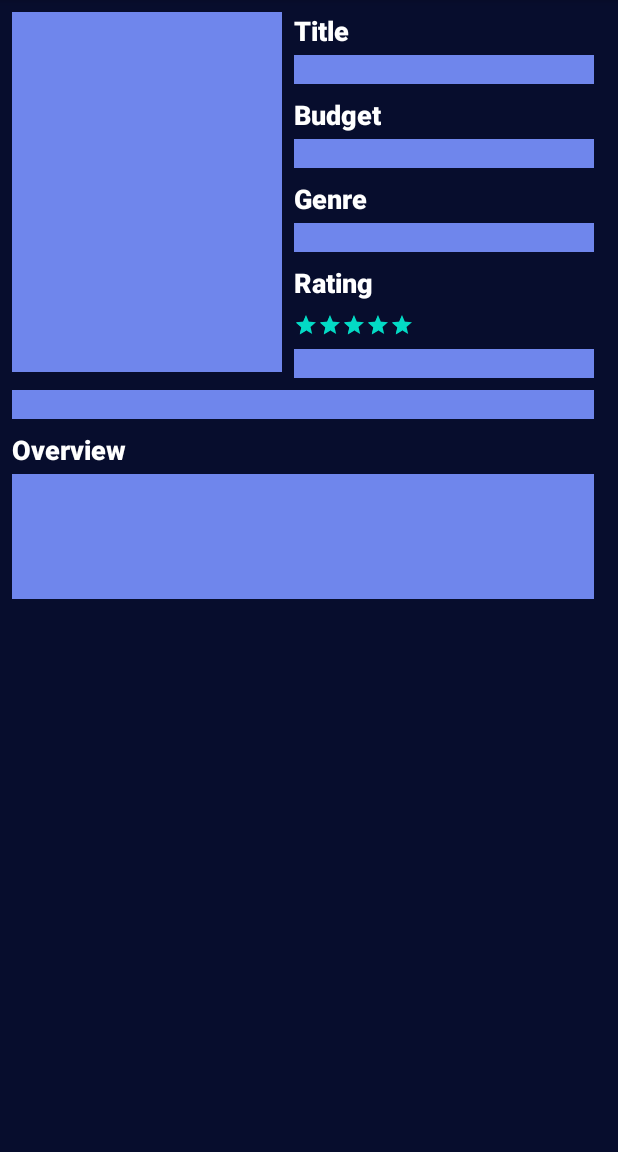
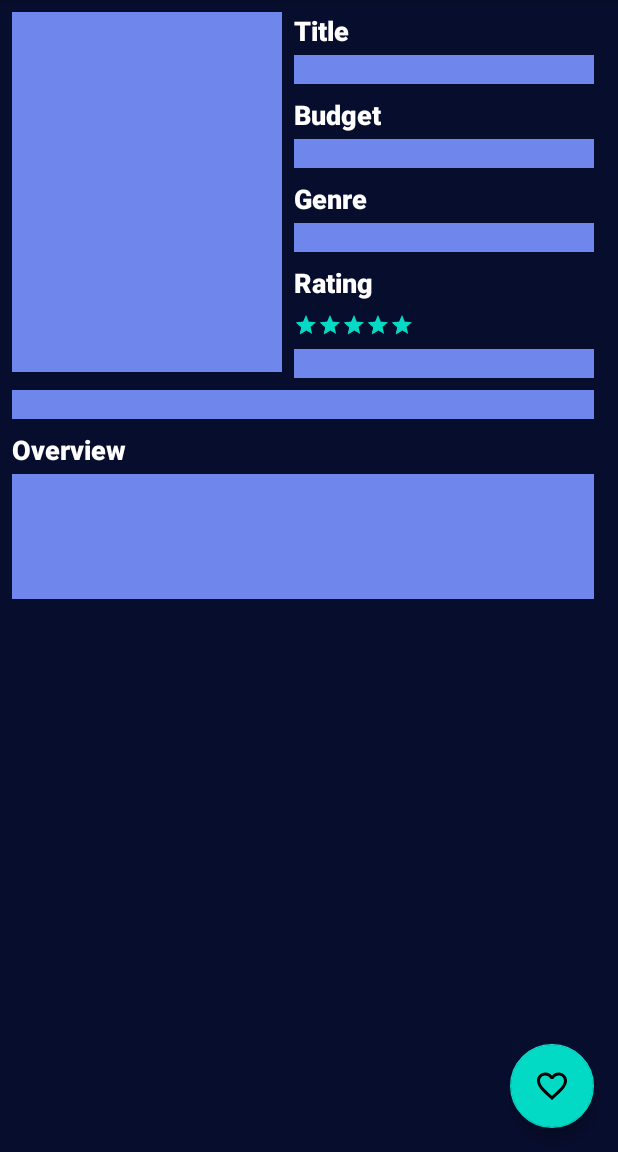
Before and after one commit to andifauzy7/Submission3-Jetpack-Dicoding, an Android app: the DetailTVShowFragment screen opened directly, with no data from a screen before it, on a phone screen of 412 x 824 dp, the part 84-1236 px from its top. Run offline under Robolectric (Android 15) with nearby library versions, the phone set to English and light mode, and no system bars; our stand-ins replace Shimmer; libraries missing offline, so code that uses them is left out: androidx.test.espresso; pictures from the network do not load; 2 statements that could not run were skipped.

Commit message:
Favorite FAB

```diff
--- a/app/src/main/java/com/example/cinema/ui/detail/movies/DetailMoviesFragment.kt
+++ b/app/src/main/java/com/example/cinema/ui/detail/movies/DetailMoviesFragment.kt
@@ -10,6 +10,7 @@ import androidx.lifecycle.ViewModelProvider
 import androidx.recyclerview.widget.LinearLayoutManager
 import com.bumptech.glide.Glide
 import com.bumptech.glide.load.resource.bitmap.RoundedCorners
+import com.example.cinema.R
 import com.example.cinema.databinding.FragmentDetailMoviesBinding
 import com.example.cinema.ui.detail.GenreAdapter
 import com.example.cinema.utils.EspressoIdlingResource
@@ -79,5 +80,9 @@ class DetailMoviesFragment(idContent: String?) : Fragment() {
             setHasFixedSize(true)
             adapter = genreAdapter
         }
+
+        fragmentDetailMoviesBinding.fabFavoriteMovies.setOnClickListener {
+            fragmentDetailMoviesBinding.fabFavoriteMovies.setImageResource(R.drawable.ic_baseline_favorite_24dp)
+        }
     }
 }
--- a/app/src/main/java/com/example/cinema/ui/detail/tvshow/DetailTVShowFragment.kt
+++ b/app/src/main/java/com/example/cinema/ui/detail/tvshow/DetailTVShowFragment.kt
@@ -10,6 +10,7 @@ import androidx.lifecycle.ViewModelProvider
 import androidx.recyclerview.widget.LinearLayoutManager
 import com.bumptech.glide.Glide
 import com.bumptech.glide.load.resource.bitmap.RoundedCorners
+import com.example.cinema.R
 import com.example.cinema.databinding.FragmentDetailTvshowBinding
 import com.example.cinema.ui.detail.GenreAdapter
 import com.example.cinema.utils.EspressoIdlingResource
@@ -74,5 +75,9 @@ class DetailTVShowFragment(idContent: String?) : Fragment() {
             setHasFixedSize(true)
             adapter = genreAdapter
         }
+
+        fragmentDetailTVShowBinding.fabFavoriteTvshow.setOnClickListener {
+            fragmentDetailTVShowBinding.fabFavoriteTvshow.setImageResource(R.drawable.ic_baseline_favorite_24dp)
+        }
     }
 }
--- /dev/null
+++ b/app/src/main/res/drawable/ic_baseline_favorite_24dp.xml
@@ -0,0 +1,9 @@
+<vector xmlns:android="http://schemas.android.com/apk/res/android"
+    android:width="24dp"
+    android:height="24dp"
+    android:viewportWidth="24"
+    android:viewportHeight="24">
+  <path
+      android:fillColor="#FFFFFFFF"
+      android:pathData="M12,21.35l-1.45,-1.32C5.4,15.36 2,12.28 2,8.5 2,5.42 4.42,3 7.5,3c1.74,0 3.41,0.81 4.5,2.09C13.09,3.81 14.76,3 16.5,3 19.58,3 22,5.42 22,8.5c0,3.78 -3.4,6.86 -8.55,11.54L12,21.35z"/>
+</vector>
--- /dev/null
+++ b/app/src/main/res/drawable/ic_baseline_favorite_border_24dp.xml
@@ -0,0 +1,9 @@
+<vector xmlns:android="http://schemas.android.com/apk/res/android"
+    android:width="24dp"
+    android:height="24dp"
+    android:viewportWidth="24"
+    android:viewportHeight="24">
+  <path
+      android:fillColor="#FFFFFFFF"
+      android:pathData="M16.5,3c-1.74,0 -3.41,0.81 -4.5,2.09C10.91,3.81 9.24,3 7.5,3 4.42,3 2,5.42 2,8.5c0,3.78 3.4,6.86 8.55,11.54L12,21.35l1.45,-1.32C18.6,15.36 22,12.28 22,8.5 22,5.42 19.58,3 16.5,3zM12.1,18.55l-0.1,0.1 -0.1,-0.1C7.14,14.24 4,11.39 4,8.5 4,6.5 5.5,5 7.5,5c1.54,0 3.04,0.99 3.57,2.36h1.87C13.46,5.99 14.96,5 16.5,5c2,0 3.5,1.5 3.5,3.5 0,2.89 -3.14,5.74 -7.9,10.05z"/>
+</vector>
--- a/app/src/main/res/layout/fragment_detail_tvshow.xml
+++ b/app/src/main/res/layout/fragment_detail_tvshow.xml
@@ -6,6 +6,19 @@
     android:layout_height="match_parent"
     android:background="@color/navy"
     tools:context=".ui.detail.tvshow.DetailTVShowFragment">
+
+    <com.google.android.material.floatingactionbutton.FloatingActionButton
+        android:id="@+id/fab_favorite_tvshow"
+        android:layout_width="wrap_content"
+        android:layout_height="wrap_content"
+        android:layout_marginEnd="16dp"
+        android:layout_marginRight="16dp"
+        android:layout_marginBottom="16dp"
+        android:clickable="true"
+        android:src="@drawable/ic_baseline_favorite_border_24dp"
+        app:layout_constraintBottom_toBottomOf="parent"
+        app:layout_constraintEnd_toEndOf="parent"
+        tools:ignore="ContentDescription" />
 
     <com.facebook.shimmer.ShimmerFrameLayout
         android:id="@+id/shimmerFrameLayout"
```
Also changed, not shown: app/src/main/res/layout/fragment_detail_movies.xml (+13 -0 lines).
